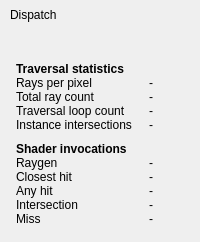
Above: source/frontend/views/overview/dispatch_pane.ui from GPUOpen-Tools/radeon_raytracing_analyzer before the change. Below: the same form after it.
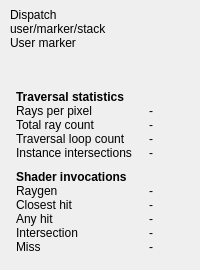
That is the form after the change. Custom widgets are drawn as their Qt base class.

```diff
--- a/source/frontend/views/overview/dispatch_pane.ui
+++ b/source/frontend/views/overview/dispatch_pane.ui
@@ -37,6 +37,20 @@
      </property>
     </widget>
    </item>
+   <item>
+    <widget class="ScaledLabel" name="user_marker_stack_">
+     <property name="text">
+      <string>user/marker/stack</string>
+     </property>
+    </widget>
+   </item>
+   <item>
+    <widget class="ScaledLabel" name="user_marker_">
+     <property name="text">
+      <string>User marker</string>
+     </property>
+    </widget>
+   </item>
    <item>
     <spacer name="loading_bar_spacer_">
      <property name="orientation">
```
